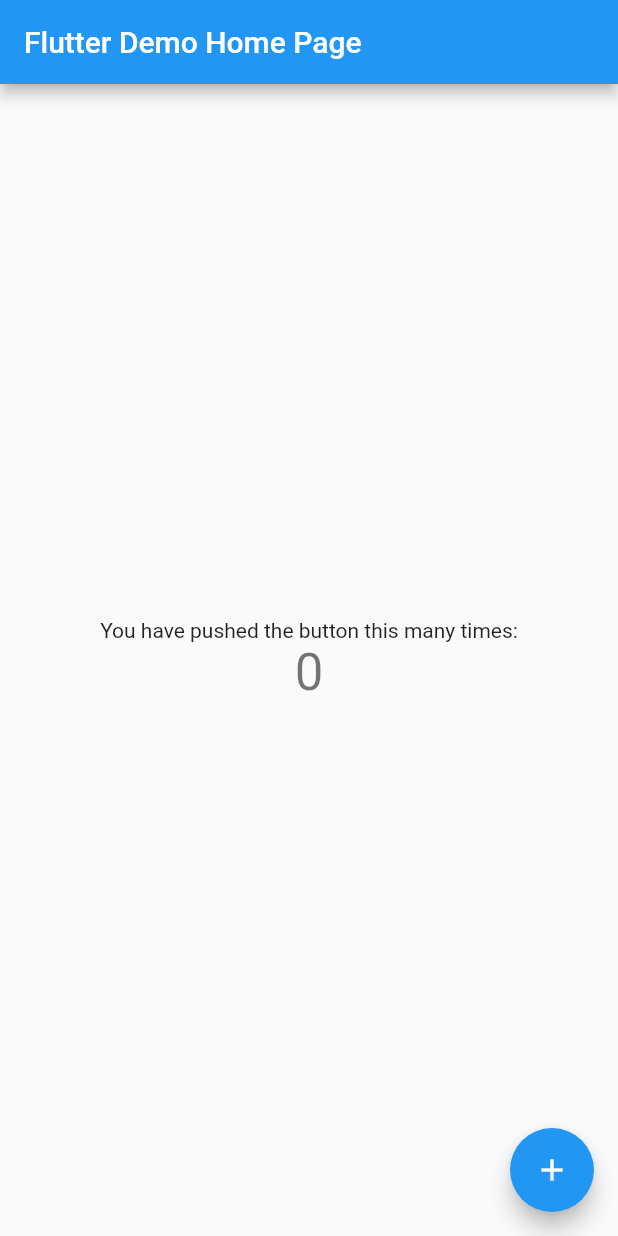
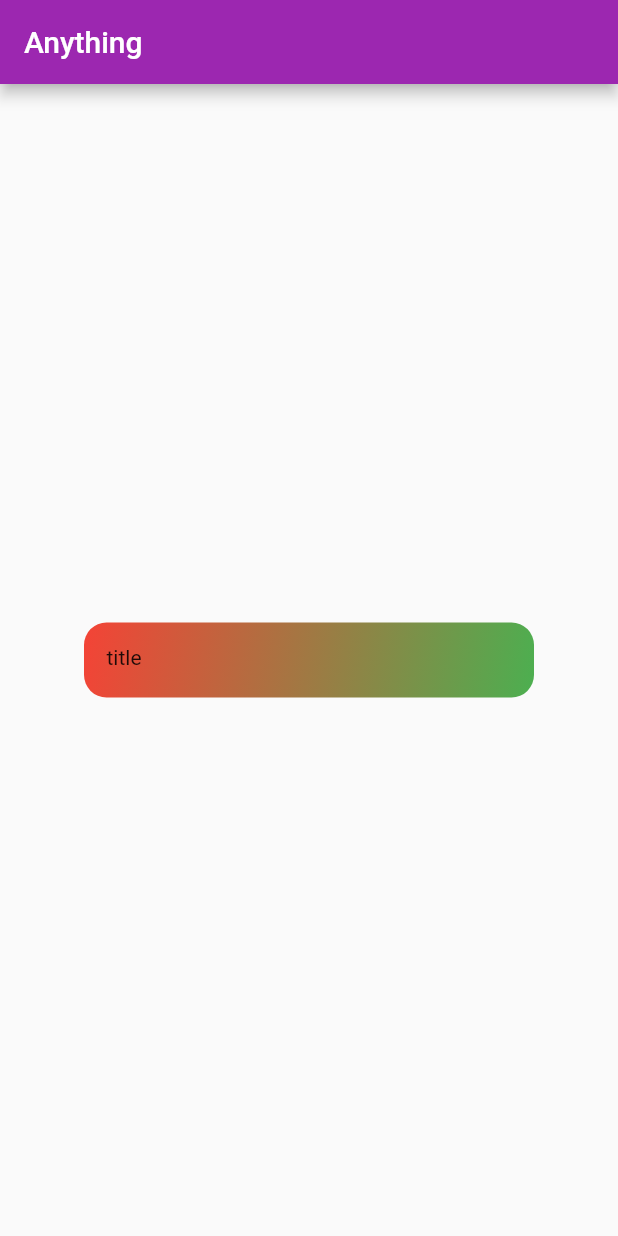
Before and after one commit to shah-rahul/Anything, a Flutter app: the screen it shows after launch, on a phone screen of 412 x 824 dp. Run offline on Flutter 3.47's test engine with Material 2 defaults, Android fonts, the phone set to English and light mode, and no system bars.

Commit message:
card is done

```diff
--- /dev/null
+++ b/lib/Screens/Category_screen.dart
@@ -0,0 +1,13 @@
+import 'package:flutter/material.dart';
+import '../Widgets/Category_item.dart';
+
+class CategoryScreen extends StatelessWidget {
+  @override
+  Widget build(BuildContext context) {
+    return Scaffold(
+        appBar: AppBar(title: Text('Anything')),
+        body: Center(
+          child: CategoryItem(),
+        ));
+  }
+}
--- /dev/null
+++ b/lib/Widgets/Category_item.dart
@@ -0,0 +1,21 @@
+import 'package:flutter/material.dart';
+
+class CategoryItem extends StatelessWidget {
+  @override
+  Widget build(BuildContext context) {
+    return Container(
+      height: 50,
+      width: 300,
+      padding: EdgeInsets.all(15),
+      decoration: BoxDecoration(
+        borderRadius: BorderRadius.circular(15),
+        gradient: LinearGradient(
+          colors: [Colors.red, Colors.green],
+          begin: Alignment.topLeft,
+          end: Alignment.bottomRight,
+        ),
+      ),
+      child: Text('title'),
+    );
+  }
+}
--- a/lib/main.dart
+++ b/lib/main.dart
@@ -1,117 +1,17 @@
 import 'package:flutter/material.dart';
+import 'Screens/Category_screen.dart';
 
-void main() {
-  runApp(MyApp());
-}
+void main() => runApp(MyApp());
 
 class MyApp extends StatelessWidget {
-  // This widget is the root of your application.
   @override
   Widget build(BuildContext context) {
     return MaterialApp(
-      title: 'Flutter Demo',
+      title: 'Anything',
       theme: ThemeData(
-        // This is the theme of your application.
-        //
-        // Try running your application with "flutter run". You'll see the
-        // application has a blue toolbar. Then, without quitting the app, try
-        // changing the primarySwatch below to Colors.green and then invoke
-        // "hot reload" (press "r" in the console where you ran "flutter run",
-        // or simply save your changes to "hot reload" in a Flutter IDE).
-        // Notice that the counter didn't reset back to zero; the application
-        // is not restarted.
-        primarySwatch: Colors.blue,
-        // This makes the visual density adapt to the platform that you run
-        // the app on. For desktop platforms, the controls will be smaller and
-        // closer together (more dense) than on mobile platforms.
-        visualDensity: VisualDensity.adaptivePlatformDensity,
+        primarySwatch: Colors.purple,
       ),
-      home: MyHomePage(title: 'Flutter Demo Home Page'),
+      home: CategoryScreen(),
     );
   }
 }
-
-class MyHomePage extends StatefulWidget {
-  MyHomePage({Key key, this.title}) : super(key: key);
-
-  // This widget is the home page of your application. It is stateful, meaning
-  // that it has a State object (defined below) that contains fields that affect
-  // how it looks.
-
-  // This class is the configuration for the state. It holds the values (in this
-  // case the title) provided by the parent (in this case the App widget) and
-  // used by the build method of the State. Fields in a Widget subclass are
-  // always marked "final".
-
-  final String title;
-
-  @override
-  _MyHomePageState createState() => _MyHomePageState();
-}
-
-class _MyHomePageState extends State<MyHomePage> {
-  int _counter = 0;
-
-  void _incrementCounter() {
-    setState(() {
-      // This call to setState tells the Flutter framework that something has
-      // changed in this State, which causes it to rerun the build method below
-      // so that the display can reflect the updated values. If we changed
-      // _counter without calling setState(), then the build method would not be
-      // called again, and so nothing would appear to happen.
-      _counter++;
-    });
-  }
-
-  @override
-  Widget build(BuildContext context) {
-    // This method is rerun every time setState is called, for instance as done
-    // by the _incrementCounter method above.
-    //
-    // The Flutter framework has been optimized to make rerunning build methods
-    // fast, so that you can just rebuild anything that needs updating rather
-    // than having to individually change instances of widgets.
-    return Scaffold(
-      appBar: AppBar(
-        // Here we take the value from the MyHomePage object that was created by
-        // the App.build method, and use it to set our appbar title.
-        title: Text(widget.title),
-      ),
-      body: Center(
-        // Center is a layout widget. It takes a single child and positions it
-        // in the middle of the parent.
-        child: Column(
-          // Column is also a layout widget. It takes a list of children and
-          // arranges them vertically. By default, it sizes itself to fit its
-          // children horizontally, and tries to be as tall as its parent.
-          //
-          // Invoke "debug painting" (press "p" in the console, choose the
-          // "Toggle Debug Paint" action from the Flutter Inspector in Android
-          // Studio, or the "Toggle Debug Paint" command in Visual Studio Code)
-          // to see the wireframe for each widget.
-          //
-          // Column has various properties to control how it sizes itself and
-          // how it positions its children. Here we use mainAxisAlignment to
-          // center the children vertically; the main axis here is the vertical
-          // axis because Columns are vertical (the cross axis would be
-          // horizontal).
-          mainAxisAlignment: MainAxisAlignment.center,
-          children: <Widget>[
-            Text(
-              'You have pushed the button this many times:',
-            ),
-            Text(
-              '$_counter',
-              style: Theme.of(context).textTheme.headline4,
-            ),
-          ],
-        ),
-      ),
-      floatingActionButton: FloatingActionButton(
-        onPressed: _incrementCounter,
-        tooltip: 'Increment',
-        child: Icon(Icons.add),
-      ), // This trailing comma makes auto-formatting nicer for build methods.
-    );
-  }
-}
```
Also changed, not shown: 1 other file.
